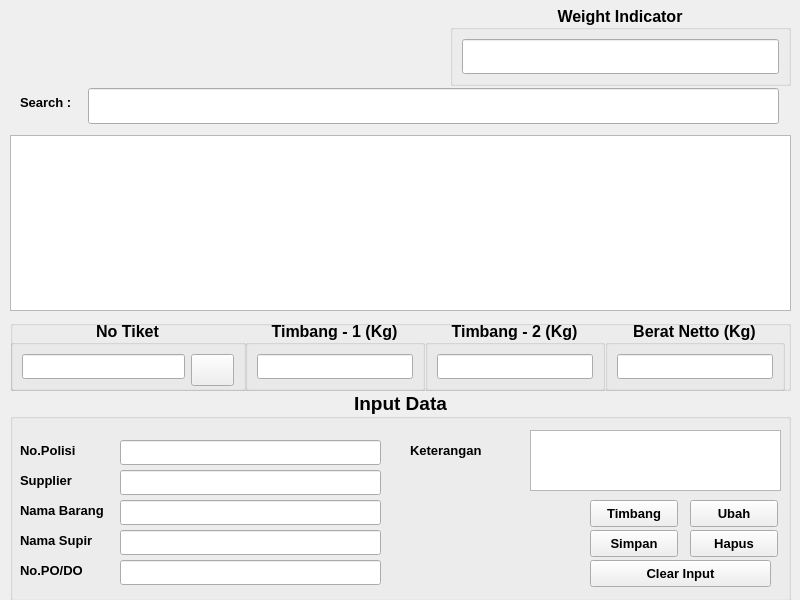
Old version of the form ui/form_timbang.ui in the repository ferryseptiansusanto/jembatan_timbang.
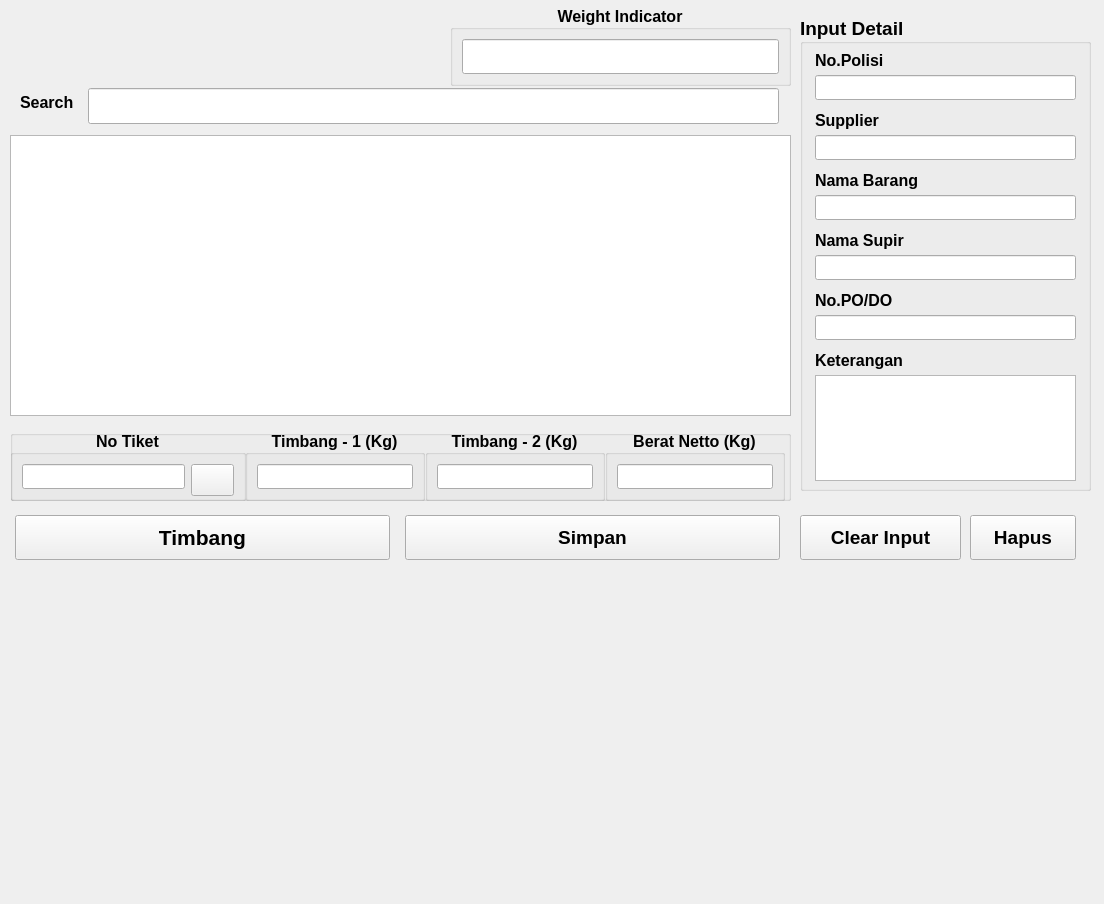
New version of the form. Icons and pictures are not drawn.

```diff
--- a/ui/form_timbang.ui
+++ b/ui/form_timbang.ui
@@ -6,8 +6,8 @@
    <rect>
     <x>0</x>
     <y>0</y>
-    <width>800</width>
-    <height>600</height>
+    <width>1104</width>
+    <height>904</height>
    </rect>
   </property>
   <property name="windowTitle">
@@ -83,12 +83,12 @@
      <x>10</x>
      <y>135</y>
      <width>781</width>
-     <height>176</height>
+     <height>281</height>
     </rect>
    </property>
    <property name="font">
     <font>
-     <pointsize>10</pointsize>
+     <pointsize>12</pointsize>
     </font>
    </property>
    <property name="editTriggers">
@@ -98,10 +98,10 @@
   <widget class="QGroupBox" name="groupBox_2">
    <property name="geometry">
     <rect>
-     <x>10</x>
-     <y>390</y>
-     <width>781</width>
-     <height>211</height>
+     <x>800</x>
+     <y>15</y>
+     <width>291</width>
+     <height>476</height>
     </rect>
    </property>
    <property name="font">
@@ -112,23 +112,23 @@
     </font>
    </property>
    <property name="title">
-    <string>Input Data</string>
+    <string>Input Detail</string>
    </property>
    <property name="alignment">
-    <set>Qt::AlignCenter</set>
+    <set>Qt::AlignLeading|Qt::AlignLeft|Qt::AlignVCenter</set>
    </property>
    <widget class="QLabel" name="label">
     <property name="geometry">
      <rect>
-      <x>10</x>
-      <y>50</y>
-      <width>91</width>
+      <x>15</x>
+      <y>35</y>
+      <width>150</width>
       <height>21</height>
      </rect>
     </property>
     <property name="font">
      <font>
-      <pointsize>10</pointsize>
+      <pointsize>12</pointsize>
       <weight>75</weight>
       <bold>true</bold>
      </font>
@@ -140,15 +140,15 @@
    <widget class="QLineEdit" name="edNomorPolisi">
     <property name="geometry">
      <rect>
-      <x>110</x>
-      <y>50</y>
+      <x>15</x>
+      <y>60</y>
       <width>261</width>
       <height>25</height>
      </rect>
     </property>
     <property name="font">
      <font>
-      <pointsize>10</pointsize>
+      <pointsize>12</pointsize>
       <weight>75</weight>
       <bold>true</bold>
      </font>
@@ -157,15 +157,15 @@
    <widget class="QLabel" name="lbl_pemasok_pelanggan">
     <property name="geometry">
      <rect>
-      <x>10</x>
-      <y>80</y>
-      <width>91</width>
+      <x>15</x>
+      <y>95</y>
+      <width>150</width>
       <height>21</height>
      </rect>
     </property>
     <property name="font">
      <font>
-      <pointsize>10</pointsize>
+      <pointsize>12</pointsize>
       <weight>75</weight>
       <bold>true</bold>
      </font>
@@ -177,15 +177,15 @@
    <widget class="QLineEdit" name="edPemasok">
     <property name="geometry">
      <rect>
-      <x>110</x>
-      <y>80</y>
+      <x>15</x>
+      <y>120</y>
       <width>261</width>
       <height>25</height>
      </rect>
     </property>
     <property name="font">
      <font>
-      <pointsize>10</pointsize>
+      <pointsize>12</pointsize>
       <weight>75</weight>
       <bold>true</bold>
      </font>
@@ -194,15 +194,15 @@
    <widget class="QLabel" name="label_3">
     <property name="geometry">
      <rect>
-      <x>10</x>
-      <y>110</y>
-      <width>91</width>
+      <x>15</x>
+      <y>155</y>
+      <width>150</width>
       <height>21</height>
      </rect>
     </property>
     <property name="font">
      <font>
-      <pointsize>10</pointsize>
+      <pointsize>12</pointsize>
       <weight>75</weight>
       <bold>true</bold>
      </font>
@@ -214,15 +214,15 @@
    <widget class="QLineEdit" name="edNamaBarang">
     <property name="geometry">
      <rect>
-      <x>110</x>
-      <y>110</y>
+      <x>15</x>
+      <y>180</y>
       <width>261</width>
       <height>25</height>
      </rect>
     </property>
     <property name="font">
      <font>
-      <pointsize>10</pointsize>
+      <pointsize>12</pointsize>
       <weight>75</weight>
       <bold>true</bold>
      </font>
@@ -231,15 +231,15 @@
    <widget class="QLineEdit" name="edNamaSopir">
     <property name="geometry">
      <rect>
-      <x>110</x>
-      <y>140</y>
+      <x>15</x>
+      <y>240</y>
       <width>261</width>
       <height>25</height>
      </rect>
     </property>
     <property name="font">
      <font>
-      <pointsize>10</pointsize>
+      <pointsize>12</pointsize>
       <weight>75</weight>
       <bold>true</bold>
      </font>
@@ -248,15 +248,15 @@
    <widget class="QLabel" name="label_4">
     <property name="geometry">
      <rect>
-      <x>10</x>
-      <y>140</y>
-      <width>91</width>
+      <x>15</x>
+      <y>215</y>
+      <width>150</width>
       <height>21</height>
      </rect>
     </property>
     <property name="font">
      <font>
-      <pointsize>10</pointsize>
+      <pointsize>12</pointsize>
       <weight>75</weight>
       <bold>true</bold>
      </font>
@@ -268,15 +268,15 @@
    <widget class="QLineEdit" name="edNomorPO">
     <property name="geometry">
      <rect>
-      <x>110</x>
-      <y>170</y>
+      <x>15</x>
+      <y>300</y>
       <width>261</width>
       <height>25</height>
      </rect>
     </property>
     <property name="font">
      <font>
-      <pointsize>10</pointsize>
+      <pointsize>12</pointsize>
       <weight>75</weight>
       <bold>true</bold>
      </font>
@@ -285,15 +285,15 @@
    <widget class="QLabel" name="label_5">
     <property name="geometry">
      <rect>
-      <x>10</x>
-      <y>170</y>
-      <width>91</width>
+      <x>15</x>
+      <y>275</y>
+      <width>150</width>
       <height>21</height>
      </rect>
     </property>
     <property name="font">
      <font>
-      <pointsize>10</pointsize>
+      <pointsize>12</pointsize>
       <weight>75</weight>
       <bold>true</bold>
      </font>
@@ -305,15 +305,15 @@
    <widget class="QLabel" name="label_6">
     <property name="geometry">
      <rect>
-      <x>400</x>
-      <y>50</y>
-      <width>101</width>
+      <x>15</x>
+      <y>335</y>
+      <width>150</width>
       <height>21</height>
      </rect>
     </property>
     <property name="font">
      <font>
-      <pointsize>10</pointsize>
+      <pointsize>12</pointsize>
       <weight>75</weight>
       <bold>true</bold>
      </font>
@@ -325,126 +325,26 @@
    <widget class="QTextEdit" name="txtedKeterangan">
     <property name="geometry">
      <rect>
-      <x>520</x>
-      <y>40</y>
-      <width>251</width>
-      <height>61</height>
+      <x>15</x>
+      <y>360</y>
+      <width>261</width>
+      <height>106</height>
      </rect>
     </property>
     <property name="font">
      <font>
-      <pointsize>10</pointsize>
+      <pointsize>12</pointsize>
       <weight>75</weight>
       <bold>true</bold>
      </font>
     </property>
    </widget>
-   <widget class="QPushButton" name="btnTimbang">
-    <property name="geometry">
-     <rect>
-      <x>580</x>
-      <y>110</y>
-      <width>88</width>
-      <height>27</height>
-     </rect>
-    </property>
-    <property name="font">
-     <font>
-      <pointsize>10</pointsize>
-      <weight>75</weight>
-      <bold>true</bold>
-     </font>
-    </property>
-    <property name="text">
-     <string>Timbang</string>
-    </property>
-   </widget>
-   <widget class="QPushButton" name="btnEdit">
-    <property name="geometry">
-     <rect>
-      <x>680</x>
-      <y>110</y>
-      <width>88</width>
-      <height>27</height>
-     </rect>
-    </property>
-    <property name="font">
-     <font>
-      <pointsize>10</pointsize>
-      <weight>75</weight>
-      <bold>true</bold>
-     </font>
-    </property>
-    <property name="text">
-     <string>Ubah</string>
-    </property>
-   </widget>
-   <widget class="QPushButton" name="btnDelete">
-    <property name="geometry">
-     <rect>
-      <x>680</x>
-      <y>140</y>
-      <width>88</width>
-      <height>27</height>
-     </rect>
-    </property>
-    <property name="font">
-     <font>
-      <pointsize>10</pointsize>
-      <weight>75</weight>
-      <bold>true</bold>
-     </font>
-    </property>
-    <property name="text">
-     <string>Hapus</string>
-    </property>
-   </widget>
-   <widget class="QPushButton" name="btnSave">
-    <property name="geometry">
-     <rect>
-      <x>580</x>
-      <y>140</y>
-      <width>88</width>
-      <height>27</height>
-     </rect>
-    </property>
-    <property name="font">
-     <font>
-      <pointsize>10</pointsize>
-      <weight>75</weight>
-      <bold>true</bold>
-     </font>
-    </property>
-    <property name="text">
-     <string>Simpan</string>
-    </property>
-   </widget>
-   <widget class="QPushButton" name="btnClear">
-    <property name="geometry">
-     <rect>
-      <x>580</x>
-      <y>170</y>
-      <width>181</width>
-      <height>27</height>
-     </rect>
-    </property>
-    <property name="font">
-     <font>
-      <pointsize>10</pointsize>
-      <weight>75</weight>
-      <bold>true</bold>
-     </font>
-    </property>
-    <property name="text">
-     <string>Clear Input</string>
-    </property>
-   </widget>
   </widget>
   <widget class="QGroupBox" name="groupBox_3">
    <property name="geometry">
     <rect>
      <x>10</x>
-     <y>320</y>
+     <y>430</y>
      <width>781</width>
      <height>71</height>
     </rect>
@@ -727,7 +627,7 @@
     </property>
     <property name="font">
      <font>
-      <pointsize>10</pointsize>
+      <pointsize>12</pointsize>
       <weight>75</weight>
       <bold>true</bold>
      </font>
@@ -737,6 +637,86 @@
     </property>
    </widget>
   </widget>
+  <widget class="QPushButton" name="btnTimbang">
+   <property name="geometry">
+    <rect>
+     <x>15</x>
+     <y>515</y>
+     <width>375</width>
+     <height>45</height>
+    </rect>
+   </property>
+   <property name="font">
+    <font>
+     <pointsize>16</pointsize>
+     <weight>75</weight>
+     <bold>true</bold>
+    </font>
+   </property>
+   <property name="text">
+    <string>Timbang</string>
+   </property>
+  </widget>
+  <widget class="QPushButton" name="btnClear">
+   <property name="geometry">
+    <rect>
+     <x>800</x>
+     <y>515</y>
+     <width>161</width>
+     <height>45</height>
+    </rect>
+   </property>
+   <property name="font">
+    <font>
+     <pointsize>14</pointsize>
+     <weight>75</weight>
+     <bold>true</bold>
+    </font>
+   </property>
+   <property name="text">
+    <string>Clear Input</string>
+   </property>
+  </widget>
+  <widget class="QPushButton" name="btnSave">
+   <property name="geometry">
+    <rect>
+     <x>405</x>
+     <y>515</y>
+     <width>375</width>
+     <height>45</height>
+    </rect>
+   </property>
+   <property name="font">
+    <font>
+     <pointsize>14</pointsize>
+     <weight>75</weight>
+     <bold>true</bold>
+    </font>
+   </property>
+   <property name="text">
+    <string>Simpan</string>
+   </property>
+  </widget>
+  <widget class="QPushButton" name="btnDelete">
+   <property name="geometry">
+    <rect>
+     <x>970</x>
+     <y>515</y>
+     <width>106</width>
+     <height>45</height>
+    </rect>
+   </property>
+   <property name="font">
+    <font>
+     <pointsize>14</pointsize>
+     <weight>75</weight>
+     <bold>true</bold>
+    </font>
+   </property>
+   <property name="text">
+    <string>Hapus</string>
+   </property>
+  </widget>
  </widget>
  <resources>
   <include location="../resources.qrc"/>
```
Left out of the diff: 2 changed lines with no effect on the pictures.
